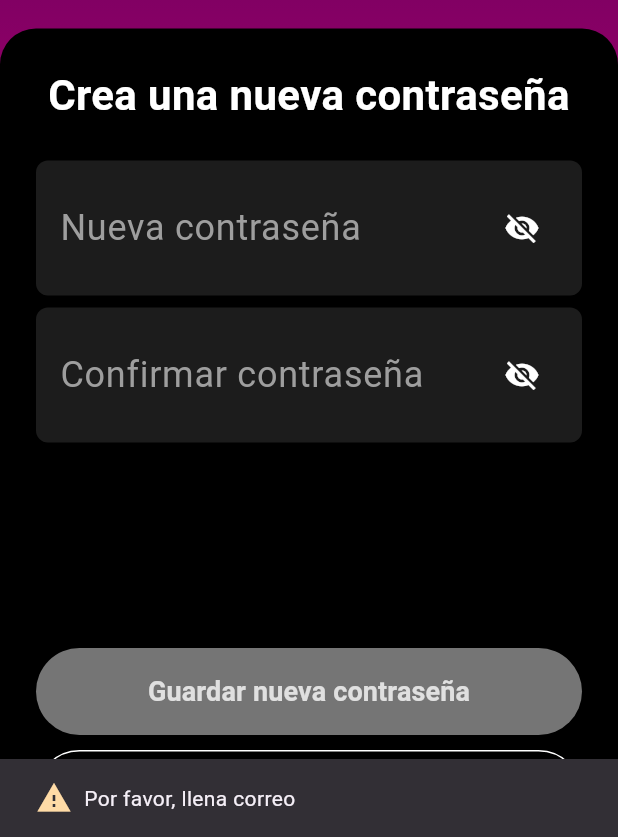
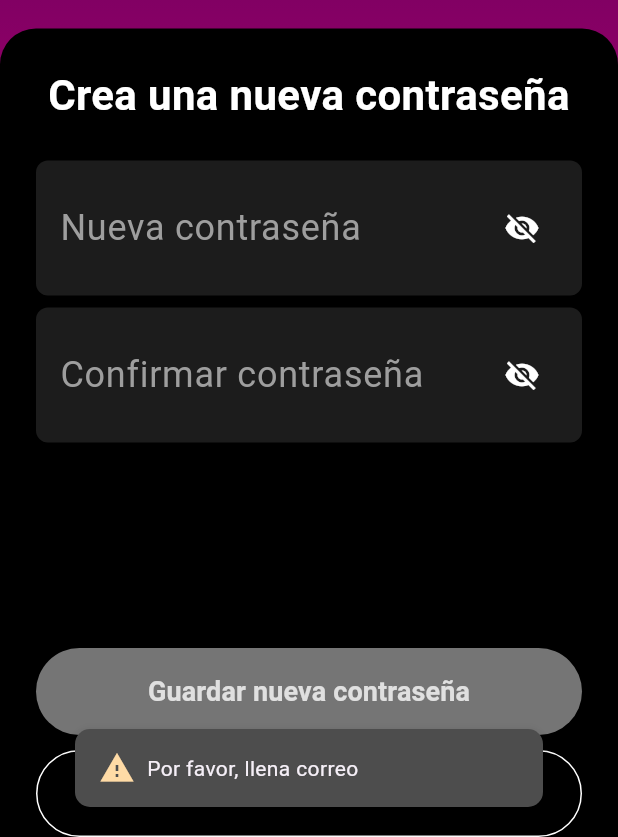
Before and after one commit to LiberRivera/BykonApp, a Flutter app: the ChangePasswordScreen screen opened directly with empty values, after a tap on "Guardar nueva contraseña", on a phone screen of 412 x 824 dp, the part 399-1236 px from its top. Run offline on Flutter 3.47's test engine with Material 3 defaults, Android fonts, the phone set to English and light mode, and no system bars; our stand-ins replace flutter_dotenv, flutter_secure_storage, syncfusion_flutter_datepicker; accounts and stored records are empty.

Commit message:
Fix button bug in Create New Passw

```diff
--- a/lib/ChangeCreateNewPassword/create_new_password_screen.dart
+++ b/lib/ChangeCreateNewPassword/create_new_password_screen.dart
@@ -321,6 +321,12 @@ return Scaffold(
                                         ),
                                       ],
                                     ),
+                                    backgroundColor: const Color(0xFF4D4D4D), // Fondo negro como en la imagen
+                                    behavior: SnackBarBehavior.floating,
+                                        margin: const EdgeInsets.symmetric(horizontal: 50.0, vertical: 20.0), // Centrar horizontalmente y ajustar verticalmente
+                                        shape: RoundedRectangleBorder(
+                                          borderRadius: BorderRadius.circular(10.0), // Bordes redondeados
+                                        ),// Flotante como en la imagen
                                   ),
                                 );
                               } else {
@@ -331,17 +337,17 @@ return Scaffold(
                                                   widget.token,widget.userCode, _newPasswordController.text
                                                 );
                                       if (sendChangePassword != null) {
-                                // Están completos => navegamos a Home
-                                      ScaffoldMessenger.of(context).showSnackBar(
+                                                                                // Mostrar SnackBar de éxito
+                                        ScaffoldMessenger.of(context).showSnackBar(
                                           SnackBar(
                                             content: Row(
-                                              children: [
-                                                const Icon(Icons.check_circle, color: Colors.green),
-                                                const SizedBox(width: 8),
+                                              children: const [
+                                                Icon(Icons.check_circle, color: Colors.green),
+                                                SizedBox(width: 8),
                                                 Expanded(
                                                   child: Text(
-                                                   sendChangePassword.message,// 'Código de verificación enviado.',
-                                                    style: const TextStyle(color: Colors.white),
+                                                    'Contraseña guardada con éxito.',
+                                                    style: TextStyle(color: Colors.white),
                                                   ),
                                                 ),
                                               ],
@@ -354,7 +360,7 @@ return Scaffold(
                                                 ),// Flotante como en la imagen
                                           ),
                                         );
-                                //print('LOG_D message: ${sendChangePassword.message}');
+                                // Están completos => navegamos a Home
                                                 WidgetsBinding.instance.addPostFrameCallback((_) {
                                                     Navigator.pushReplacement(
                                                       context,
@@ -364,6 +370,27 @@ return Scaffold(
                                                     );
                                                 }
                                                );
+                                              } else {
+                                                //no se pudo cambiar la contraseña
+                                                 ScaffoldMessenger.of(context).showSnackBar(
+                                                    SnackBar(
+                                                      content: Row(
+                                                        children: const [
+                                                          Icon(Icons.warning, color: Colors.red, size: 16),
+                                                          SizedBox(width: 8),
+                                                          Expanded(
+                                                            child: Text('No se pudo enviar el código. Inténtalo más tarde'),
+                                                          ),
+                                                        ],
+                                                      ),
+                                                      backgroundColor: const Color(0xFF4D4D4D), // Fondo negro como en la imagen
+                                                      behavior: SnackBarBehavior.floating,
+                                                          margin: const EdgeInsets.symmetric(horizontal: 50.0, vertical: 20.0), // Centrar horizontalmente y ajustar verticalmente
+                                                          shape: RoundedRectangleBorder(
+                                                            borderRadius: BorderRadius.circular(10.0), // Bordes redondeados
+                                                          ),// Flotante como en la imagen
+                                                    ),
+                                                  );
                                               }
                                          }
                                             }
@@ -399,7 +426,7 @@ return Scaffold(
                             // El botón siempre tiene onPressed,
                             // pero si no están los campos llenos => SnackBar
                             onPressed: () async {
-                                                                    ScaffoldMessenger.of(context).showSnackBar(
+                                        ScaffoldMessenger.of(context).showSnackBar(
                                           SnackBar(
                                             content: Row(
                                               children: [
@@ -407,7 +434,7 @@ return Scaffold(
                                                 const SizedBox(width: 8),
                                                 Expanded(
                                                   child: Text(
-                                                    'Cambio de password cancelado.',
+                                                    'Cambio de contraseña cancelada.',
                                                     style: const TextStyle(color: Colors.white),
                                                   ),
                                                 ),
--- a/lib/ChangeCreateNewPassword/create_new_password_service.dart
+++ b/lib/ChangeCreateNewPassword/create_new_password_service.dart
@@ -41,7 +41,7 @@ class ChangePasswordResponse {
 class SendChangePassword{
 // valida que la URL del servicio de SendChangePassword sea valida
     static String get sendChangePasswordUrl {
-      return CommonFunctions.validateUrl('api/reset-password/v1/validate-change');
+      return CommonFunctions.validateUrl('/api/reset-password/v1/validate-change');
     }
     /*
       String token, String userCode, String newPassword,
--- a/lib/Login/login_screen.dart
+++ b/lib/Login/login_screen.dart
@@ -48,7 +48,7 @@ class _LoginScreenState extends State<LoginScreen> {
 
     super.dispose();
   }
-
+///Users/vn55iez/BykonApp/mi_app/lib/main.dart
   void _onFieldChange() {
 
     // Cada vez que cambian los campos, se reconstruye la UI
@@ -372,8 +372,6 @@ class _LoginScreenState extends State<LoginScreen> {
                               } else {
                                 final apiService = ApiService();
 //--------------------------------------------------------------------------
-                                  //final loginResponse = await
-                                                //LoginService.login(
                                       final loginResponse = await apiService.login(
                                        _emailController.text,
                                        _passwordController.text
--- a/lib/ResetPassword/send_reset_code_screen.dart
+++ b/lib/ResetPassword/send_reset_code_screen.dart
@@ -1,5 +1,4 @@
 import 'package:flutter/material.dart';
-import 'package:mi_app/ResetPassword/send_reset_code_service.dart';
 import 'package:mi_app/VerificationCode/verification_code_screen.dart';
 import '../Common/commonFunctions.dart';
 import '../APIService/api_service.dart';
@@ -231,7 +230,8 @@ return Scaffold(
                                           child: Text('Por favor, llena correo'),
                                         ),
                                       ],
-                                    ),                                                                        backgroundColor: const Color(0xFF4D4D4D), // Fondo negro como en la imagen
+                                    ),  //Row
+                                    backgroundColor: const Color(0xFF4D4D4D), // Fondo negro como en la imagen                                                                    backgroundColor: const Color(0xFF4D4D4D), // Fondo negro como en la imagen
                                     behavior: SnackBarBehavior.floating,
                                         margin: const EdgeInsets.symmetric(horizontal: 50.0, vertical: 20.0), // Centrar horizontalmente y ajustar verticalmente
                                         shape: RoundedRectangleBorder(
@@ -259,7 +259,7 @@ return Scaffold(
                                                       MaterialPageRoute(
                                                         builder: (context) => SetCodeVerificationScreen(
                                                           email: _emailController.text,//"libertad.rivera@bykon.com.mx",
-                                                          token: sendResetCodeResponse['message'],//sendResetCodeResponse.token ,//"token",
+                                                          token: sendResetCodeResponse['token'],//sendResetCodeResponse.token ,//"token",
                                                           userCode: sendResetCodeResponse['user_code']//sendResetCodeResponse.userCode,//"userCode",
                                                         ),
                                                       ),
--- a/lib/VerificationCode/verification_code_screen.dart
+++ b/lib/VerificationCode/verification_code_screen.dart
@@ -326,6 +326,12 @@ return Scaffold(
                             ),
                           ],
                         ),
+                        backgroundColor: const Color(0xFF4D4D4D), // Fondo negro como en la imagen
+                        behavior: SnackBarBehavior.floating,
+                            margin: const EdgeInsets.symmetric(horizontal: 50.0, vertical: 20.0), // Centrar horizontalmente y ajustar verticalmente
+                            shape: RoundedRectangleBorder(
+                              borderRadius: BorderRadius.circular(10.0), // Bordes redondeados
+                            ),// Flotante como en la imagen
                       ),
                     );
                   }
--- a/lib/main.dart
+++ b/lib/main.dart
@@ -136,7 +136,7 @@ class HomeScreen extends StatelessWidget {
                              '¡Hola ${CommonFunctions.truncateToTwoTokens(name)}!',
                             style: TextStyle(
                               color: Colors.white,
-                              fontSize: 16,
+                              fontSize: 20,
                               fontWeight: FontWeight.bold,
                             ),
                           ),
```
Also changed, not shown: 1 other file.
